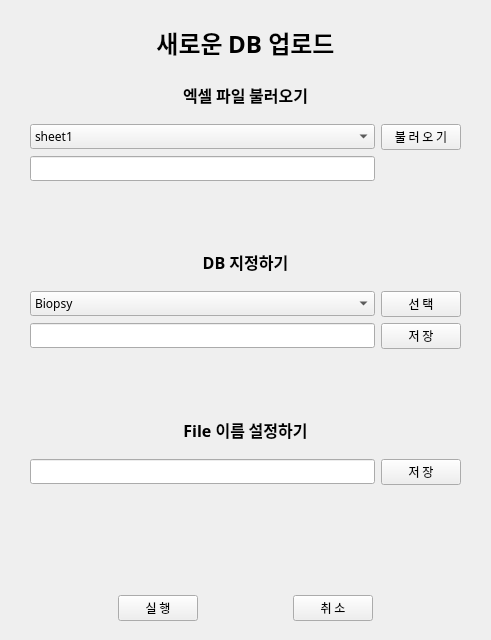
KOO-DE/Gastric_Cancer, file File_Upload/Excel_Window.ui: the form before one commit.
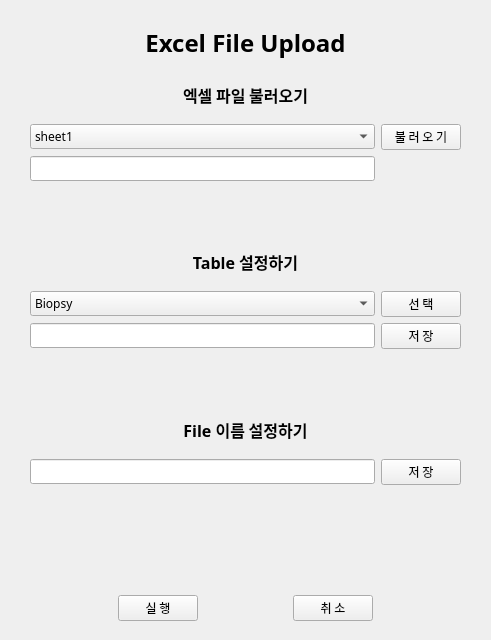
The form after the commit.

What changed in the file:
```diff
--- a/File_Upload/Excel_Window.ui
+++ b/File_Upload/Excel_Window.ui
@@ -280,7 +280,7 @@
      </widget>
     </item>
     <item row="2" column="0" colspan="2">
-     <widget class="QLabel" name="label_4">
+     <widget class="QLabel" name="label_2">
       <property name="enabled">
        <bool>true</bool>
       </property>
@@ -314,7 +314,7 @@
        </font>
       </property>
       <property name="text">
-       <string>DB 지정하기</string>
+       <string>Table 설정하기</string>
       </property>
       <property name="alignment">
        <set>Qt::AlignCenter</set>
@@ -322,7 +322,7 @@
      </widget>
     </item>
     <item row="12" column="0" colspan="2">
-     <widget class="QLabel" name="label_2">
+     <widget class="QLabel" name="label_4">
       <property name="font">
        <font>
         <family>나눔스퀘어라운드 Bold</family>
@@ -349,7 +349,7 @@
        </font>
       </property>
       <property name="text">
-       <string>&lt;html&gt;&lt;head/&gt;&lt;body&gt;&lt;p align=&quot;center&quot;&gt;새로운 DB 업로드&lt;/p&gt;&lt;/body&gt;&lt;/html&gt;</string>
+       <string>&lt;html&gt;&lt;head/&gt;&lt;body&gt;&lt;p align=&quot;center&quot;&gt;Excel File Upload&lt;/p&gt;&lt;/body&gt;&lt;/html&gt;</string>
       </property>
      </widget>
     </item>
```
Left out of the diff: 4 changed lines with no effect on the pictures.
